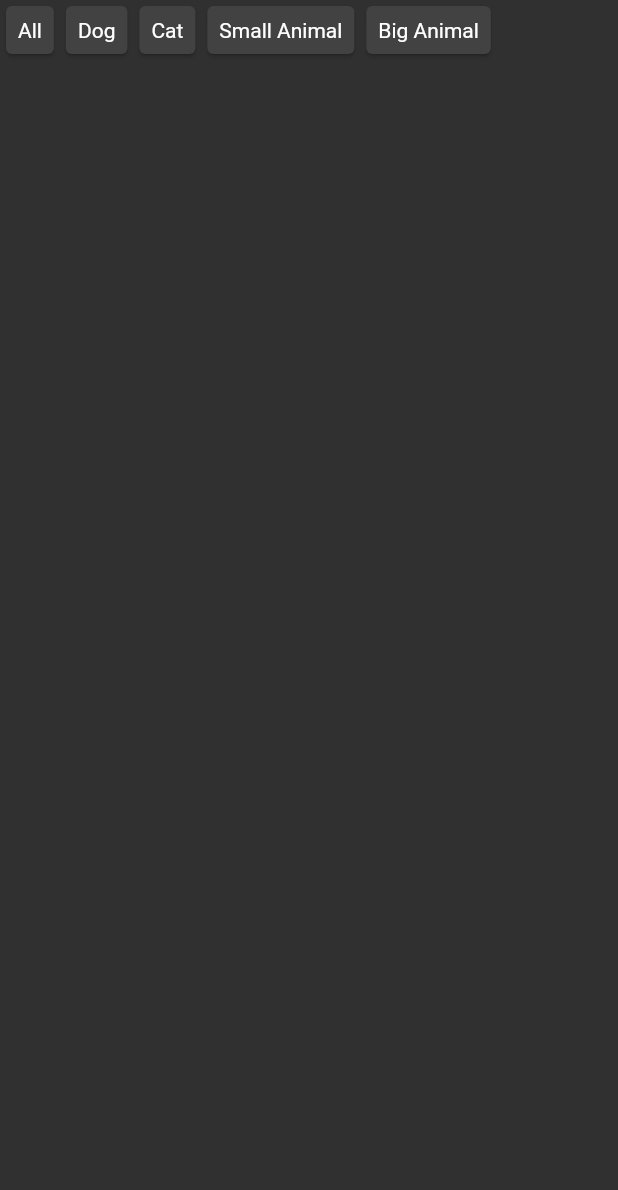
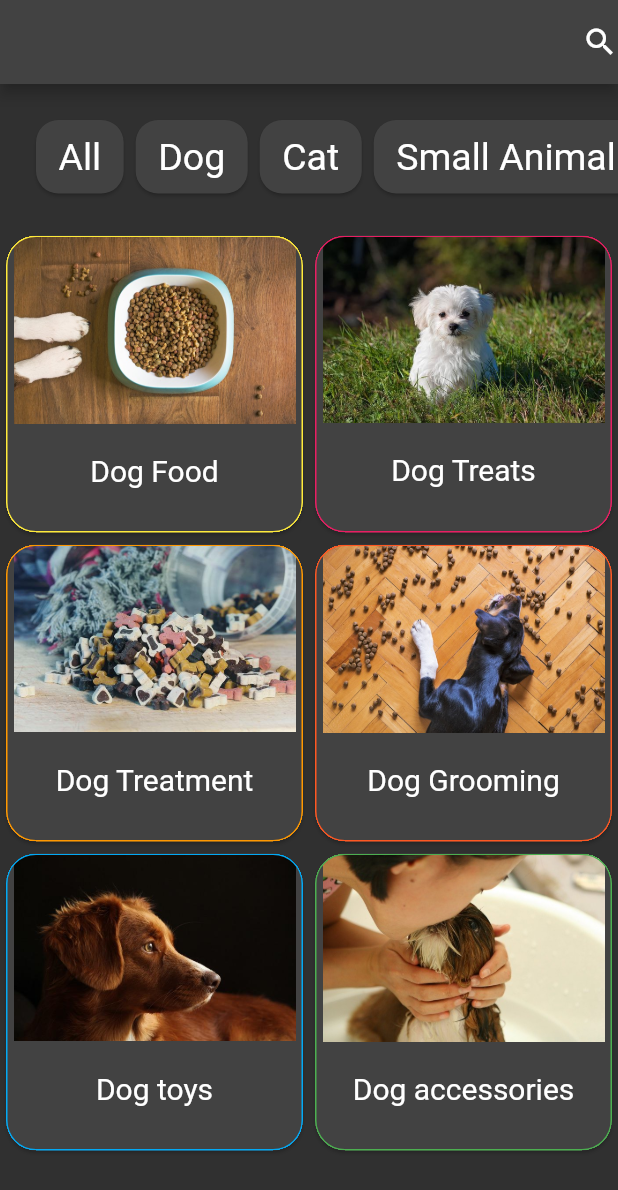
Before and after one commit to BorisKest/portfolio, a Flutter app: the ExplorePage screen opened directly, on a phone screen of 412 x 824 dp. Shown: the top 1190 px of the screen. Run offline on Flutter 3.47's test engine with Material 2 defaults, Android fonts, the light colour scheme and no system bars; our stand-ins replace bloc, firebase_core, flutter_bloc, sqflite; accounts and stored records are empty.

Commit message:
productPage,ProductGrid,ExplorePage

```diff
--- a/lib/src/practice/firebase/e-shop/explore_page/explore_page.dart
+++ b/lib/src/practice/firebase/e-shop/explore_page/explore_page.dart
@@ -1,7 +1,45 @@
 import 'package:flutter/material.dart';
 import 'package:flutter/src/foundation/key.dart';
 import 'package:flutter/src/widgets/framework.dart';
+import 'package:portfolio/src/practice/firebase/e-shop/explore_page/widgets/grid_tilse.dart';
 import 'package:portfolio/src/practice/firebase/widgets/text_card.dart';
+
+List<String> dogCategoryName = [
+  'Dog Food',
+  'Dog Treats',
+  'Dog Treatment',
+  'Dog Grooming',
+  'Dog toys',
+  'Dog accessories',
+  'Dog accessories',
+];
+List<String> catCategoryName = [
+  'Cat Food',
+  'Cat Treats',
+  'Cat Treatment',
+  'Cat Grooming',
+  'Cat toys',
+  'Cat accessories',
+];
+
+List<String> imagesCategory = [
+  'assets/images/pets/dog_food1.jpg',
+  'assets/images/pets/dog8.jpg',
+  'assets/images/pets/dog_food3.jpg',
+  'assets/images/pets/dog_food2.jpg',
+  'assets/images/pets/dog6.jpg',
+  'assets/images/pets/dog4.jpg',
+  'assets/images/pets/dog4.jpg',
+];
+
+List<Color> colorList = [
+  Colors.yellow,
+  Colors.pink,
+  Colors.orange,
+  Colors.deepOrange,
+  Colors.lightBlue,
+  Colors.green
+];
 
 class ExplorePage extends StatefulWidget {
   const ExplorePage({Key? key}) : super(key: key);
@@ -14,7 +52,19 @@ class _ExplorePageState extends State<ExplorePage> {
   @override
   Widget build(BuildContext context) {
     return Scaffold(
-        body: SingleChildScrollView(
+      appBar: AppBar(
+        actions: [
+          const Icon(Icons.search),
+        ],
+      ),
+      body: Container(
+        child: CustomScrollView(
+          slivers: <Widget>[
+            SliverToBoxAdapter(
+              child: SingleChildScrollView(
+                scrollDirection: Axis.horizontal,
+                child: Container(
+                  padding: EdgeInsets.all(20),
                   child: Row(
                     children: const [
                       TextCard(text: 'All'),
@@ -24,6 +74,30 @@ class _ExplorePageState extends State<ExplorePage> {
                       TextCard(text: 'Big Animal'),
                     ],
                   ),
-    ));
+                ),
+              ),
+            ),
+            SliverGrid(
+              gridDelegate: const SliverGridDelegateWithMaxCrossAxisExtent(
+                maxCrossAxisExtent: 392,
+                mainAxisSpacing: 0,
+                crossAxisSpacing: 0,
+              ),
+              delegate: SliverChildBuilderDelegate(
+                (BuildContext context, int indexInList) {
+                  return GridCard(
+                    image: imagesCategory[indexInList],
+                    text: dogCategoryName[indexInList],
+                    color: colorList[indexInList],
+                    productId: indexInList,
+                  );
+                },
+                childCount: 6,
+              ),
+            ),
+          ],
+        ),
+      ),
+    );
   }
 }
--- /dev/null
+++ b/lib/src/practice/firebase/e-shop/explore_page/widgets/grid_tilse.dart
@@ -0,0 +1,51 @@
+import 'package:flutter/material.dart';
+import 'package:flutter/src/foundation/key.dart';
+import 'package:flutter/src/widgets/framework.dart';
+import 'package:portfolio/src/practice/firebase/e-shop/product_page.dart/product_page.dart';
+
+class GridCard extends StatelessWidget {
+  final Color? color;
+  final String image;
+  final String text;
+  final int productId;
+
+  const GridCard({
+    Key? key,
+    this.color,
+    required this.image,
+    required this.text,
+    required this.productId,
+  }) : super(key: key);
+
+  @override
+  Widget build(BuildContext context) {
+    return GestureDetector(
+      child: Card(
+        shape: RoundedRectangleBorder(
+          borderRadius: BorderRadius.circular(20),
+          side: BorderSide(color: color ?? Colors.white),
+        ),
+        clipBehavior: Clip.hardEdge,
+        child: Padding(
+          padding: const EdgeInsets.fromLTRB(5, 0, 5, 5),
+          child: Column(
+            children: [
+              Image.asset(image),
+              Padding(
+                padding: const EdgeInsets.only(top: 20),
+                child: Text(text, style: TextStyle(fontSize: 20)),
+              ),
+            ],
+          ),
+        ),
+      ),
+      onTap: () {
+        Navigator.of(context).push(
+          MaterialPageRoute(
+            builder: (context) => ProductPage(),
+          ),
+        );
+      },
+    );
+  }
+}
--- a/lib/src/practice/firebase/widgets/text_card.dart
+++ b/lib/src/practice/firebase/widgets/text_card.dart
@@ -9,9 +9,13 @@ class TextCard extends StatelessWidget {
   @override
   Widget build(BuildContext context) {
     return Card(
+      shape: RoundedRectangleBorder(borderRadius: BorderRadius.circular(15)),
       child: Padding(
-        padding: const EdgeInsets.all(8.0),
-        child: Text(text),
+        padding: const EdgeInsets.fromLTRB(15, 10, 15, 10),
+        child: Text(
+          text,
+          style: const TextStyle(fontSize: 25),
+        ),
       ),
     );
   }
```
Also changed, not shown: lib/src/practice/firebase/e-shop/product_page.dart/product_page.dart (added, +58 -0 lines), lib/src/practice/firebase/e-shop/product_page.dart/products_list.dart (added, +17 -0 lines). Lines whose indentation alone changed are shown as unchanged.
